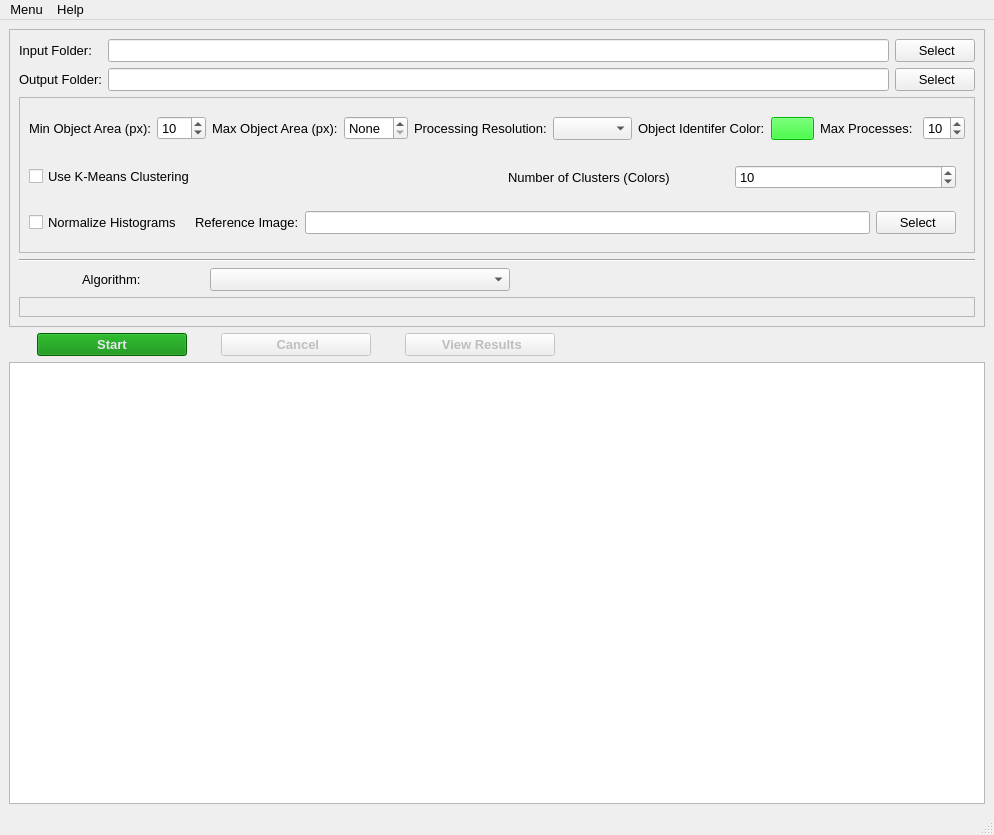
The window that resources/views/MainWindow.ui (crgrove/automated-drone-image-analysis-tool) describes before a commit, drawn with Qt 5.
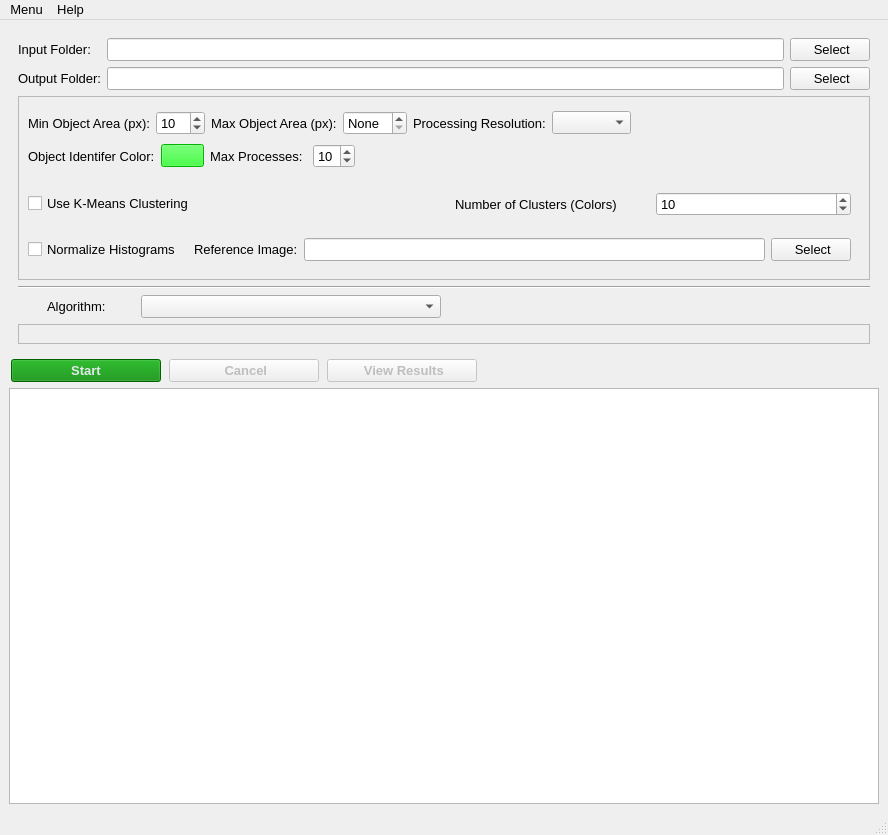
The same window after the commit. Icons and pictures are not drawn.

Commit message: Updates to MainWindow layout.

Diff of the .ui file:
```diff
--- a/resources/views/MainWindow.ui
+++ b/resources/views/MainWindow.ui
@@ -9,7 +9,7 @@
    <rect>
     <x>0</x>
     <y>0</y>
-    <width>897</width>
+    <width>888</width>
     <height>835</height>
    </rect>
   </property>
@@ -34,16 +34,7 @@
    </property>
    <layout class="QVBoxLayout" name="verticalLayout_3">
     <item>
-     <widget class="QFrame" name="setupFrame">
-      <property name="frameShape">
-       <enum>QFrame::StyledPanel</enum>
-      </property>
-      <property name="frameShadow">
-       <enum>QFrame::Plain</enum>
-      </property>
-      <property name="lineWidth">
-       <number>3</number>
-      </property>
+     <widget class="QWidget" name="setupWidget" native="true">
       <layout class="QVBoxLayout" name="verticalLayout_4">
        <item>
         <layout class="QGridLayout" name="directoriesLayout">
@@ -177,9 +168,36 @@
          <property name="frameShadow">
           <enum>QFrame::Raised</enum>
          </property>
+         <property name="lineWidth">
+          <number>0</number>
+         </property>
          <layout class="QVBoxLayout" name="verticalLayout_6">
           <item>
-           <layout class="QHBoxLayout" name="GeneralLayout">
+           <layout class="QVBoxLayout" name="verticalLayout_5">
+            <property name="spacing">
+             <number>9</number>
+            </property>
+            <property name="topMargin">
+             <number>5</number>
+            </property>
+            <property name="bottomMargin">
+             <number>9</number>
+            </property>
+            <item>
+             <widget class="QWidget" name="widget" native="true">
+              <layout class="QHBoxLayout" name="horizontalLayout_2">
+               <property name="leftMargin">
+                <number>0</number>
+               </property>
+               <property name="topMargin">
+                <number>0</number>
+               </property>
+               <property name="rightMargin">
+                <number>0</number>
+               </property>
+               <property name="bottomMargin">
+                <number>0</number>
+               </property>
             <item>
              <widget class="QLabel" name="minAreaLabel">
               <property name="font">
@@ -293,6 +311,12 @@
             </item>
             <item>
              <widget class="QComboBox" name="processingResolutionCombo">
+                 <property name="sizePolicy">
+                  <sizepolicy hsizetype="Minimum" vsizetype="Fixed">
+                   <horstretch>0</horstretch>
+                   <verstretch>0</verstretch>
+                  </sizepolicy>
+                 </property>
               <property name="font">
                <font>
                 <pointsize>10</pointsize>
@@ -316,21 +340,36 @@
              </widget>
             </item>
             <item>
-             <spacer name="generalHorizontalSpacer1">
+                <spacer name="horizontalSpacer_2">
               <property name="orientation">
                <enum>Qt::Horizontal</enum>
               </property>
-              <property name="sizeType">
-               <enum>QSizePolicy::Preferred</enum>
-              </property>
               <property name="sizeHint" stdset="0">
                <size>
-                <width>48</width>
-                <height>43</height>
+                   <width>40</width>
+                   <height>20</height>
                </size>
               </property>
              </spacer>
             </item>
+              </layout>
+             </widget>
+            </item>
+            <item>
+             <widget class="QWidget" name="widget_2" native="true">
+              <layout class="QHBoxLayout" name="horizontalLayout_4">
+               <property name="leftMargin">
+                <number>0</number>
+               </property>
+               <property name="topMargin">
+                <number>0</number>
+               </property>
+               <property name="rightMargin">
+                <number>0</number>
+               </property>
+               <property name="bottomMargin">
+                <number>0</number>
+               </property>
             <item>
              <widget class="QLabel" name="identifierColor">
               <property name="font">
@@ -367,22 +406,6 @@
               </property>
              </widget>
             </item>
-            <item>
-             <spacer name="generalHorizontalSpacer2">
-              <property name="orientation">
-               <enum>Qt::Horizontal</enum>
-              </property>
-              <property name="sizeType">
-               <enum>QSizePolicy::Preferred</enum>
-              </property>
-              <property name="sizeHint" stdset="0">
-               <size>
-                <width>40</width>
-                <height>20</height>
-               </size>
-              </property>
-             </spacer>
-            </item>
             <item>
              <widget class="QLabel" name="maxProcessesLabel">
               <property name="font">
@@ -401,6 +424,12 @@
             </item>
             <item>
              <widget class="QSpinBox" name="maxProcessesSpinBox">
+                 <property name="minimumSize">
+                  <size>
+                   <width>40</width>
+                   <height>0</height>
+                  </size>
+                 </property>
               <property name="font">
                <font>
                 <pointsize>10</pointsize>
@@ -428,6 +457,22 @@
               </property>
              </widget>
             </item>
+               <item>
+                <spacer name="horizontalSpacer">
+                 <property name="orientation">
+                  <enum>Qt::Horizontal</enum>
+                 </property>
+                 <property name="sizeHint" stdset="0">
+                  <size>
+                   <width>40</width>
+                   <height>20</height>
+                  </size>
+                 </property>
+                </spacer>
+               </item>
+              </layout>
+             </widget>
+            </item>
            </layout>
           </item>
           <item>
@@ -1048,7 +1093,7 @@
          <enum>Qt::Horizontal</enum>
         </property>
         <property name="sizeType">
-         <enum>QSizePolicy::Minimum</enum>
+         <enum>QSizePolicy::Fixed</enum>
         </property>
         <property name="sizeHint" stdset="0">
          <size>
@@ -1099,7 +1144,7 @@
     <rect>
      <x>0</x>
      <y>0</y>
-     <width>897</width>
+     <width>888</width>
      <height>23</height>
     </rect>
    </property>
```
Left out of the diff: 7 changed lines with no effect on the pictures. Lines whose indentation alone changed are shown as unchanged. The commit also changes 5 other files.
